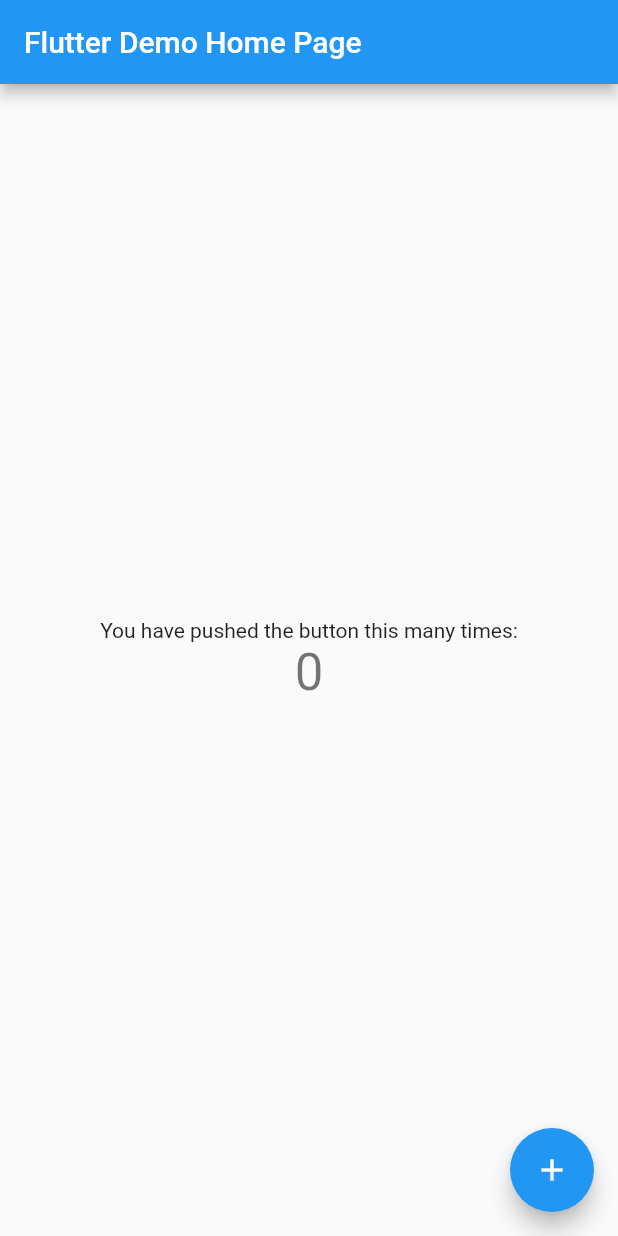
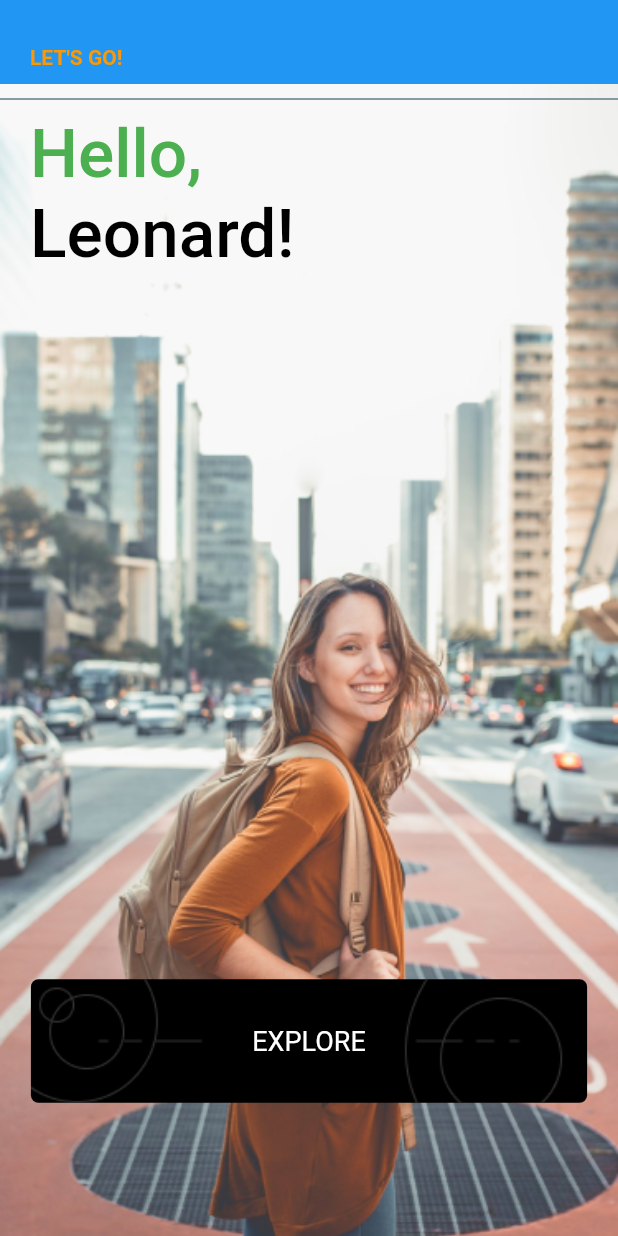
Before and after one commit to jbergloda1/frebietravelapp, a Flutter app: the screen it shows after launch, on a phone screen of 412 x 824 dp. Run offline on Flutter 3.47's test engine with Material 2 defaults, Android fonts, the phone set to English and light mode, and no system bars.

Commit message:
update code

```diff
--- /dev/null
+++ b/src/lib/Components/buttonBackground.dart
@@ -0,0 +1,36 @@
+import 'package:flutter/material.dart';
+
+class ButtonBg extends StatelessWidget {
+  const ButtonBg({Key? key}) : super(key: key);
+
+  @override
+  Widget build(BuildContext context) {
+    Size size = MediaQuery.of(context).size;
+    return GestureDetector(
+        child: Container(
+          width: size.width * 0.9,
+          height: size.height * 0.1,
+          decoration: BoxDecoration(
+            color: Colors.black,
+            borderRadius: BorderRadius.all(
+              Radius.circular(5),
+            ),
+            image: DecorationImage(
+                image: AssetImage("assets/images/buttonbg.png"),
+                fit: BoxFit.cover),
+          ),
+          child: Center(
+            child: Text(
+              'EXPLORE',
+              style: TextStyle(
+                fontSize: 18.0,
+                color: Colors.white,
+              ),
+            ),
+          ),
+        ),
+        onTap: () {
+          print("you clicked me");
+        });
+  }
+}
--- /dev/null
+++ b/src/lib/Screens/Components/background.dart
@@ -0,0 +1,31 @@
+import 'package:flutter/material.dart';
+import 'package:frebietravel/constants.dart';
+
+class Background extends StatelessWidget {
+  final Widget child;
+  const Background({
+    Key? key,
+    required this.child,
+  }) : super(key: key);
+
+  @override
+  Widget build(BuildContext context) {
+    Size size = MediaQuery.of(context).size;
+    return Container(
+      height: size.height,
+      width: double.infinity,
+      child: Stack(
+        alignment: Alignment.center,
+        children: <Widget>[
+          Positioned.fill(
+            child: Image.asset(
+              "assets/images/Explore.png",
+              fit: BoxFit.cover,
+            ),
+          ),
+          child,
+        ],
+      ),
+    );
+  }
+}
--- /dev/null
+++ b/src/lib/Screens/Components/body.dart
@@ -0,0 +1,103 @@
+import 'package:flutter/material.dart';
+import 'package:frebietravel/Components/buttonBackground.dart';
+import 'package:frebietravel/Screens/Components/background.dart';
+import 'package:frebietravel/constants.dart';
+
+class Body extends StatelessWidget {
+  const Body({Key? key}) : super(key: key);
+
+  @override
+  Widget build(BuildContext context) {
+    Size size = MediaQuery.of(context).size;
+    return Background(
+      child: Column(
+        children: <Widget>[
+          Container(
+            child: Column(
+              children: <Widget>[
+                Divider(
+                  height: 20,
+                  thickness: 1,
+                  color: Colors.blueGrey,
+                ),
+                Container(
+                  width: size.width,
+                  height: size.height * 0.3,
+                  padding: EdgeInsets.only(left: kPrimaryPadding),
+                  child: Column(
+                    crossAxisAlignment: CrossAxisAlignment.start,
+                    children: <Widget>[
+                      Text(
+                        'Hello,',
+                        style: TextStyle(
+                          fontSize: 45.0,
+                          fontWeight: FontWeight.w500,
+                          color: Colors.green,
+                        ),
+                      ),
+                      Text(
+                        'Leonard!',
+                        style: TextStyle(
+                          fontSize: 45.0,
+                          fontWeight: FontWeight.w500,
+                          color: Colors.black,
+                        ),
+                      ),
+                    ],
+                  ),
+                ),
+                SizedBox(
+                  height: size.height * 0.4,
+                ),
+                Stack(
+                  children: <Widget>[
+                    Container(
+                      child: ButtonBg(),
+                    ),
+                  ],
+                ),
+              ],
+            ),
+          )
+          // Row(
+          //   children: <Widget>[
+          //     Padding(
+          //       padding: EdgeInsets.only(
+          //         top: kPrimaryPadding + 30.0,
+          //         left: kPrimaryPadding + 10.0,
+          //       ),
+          //       child: Column(
+          //         crossAxisAlignment: CrossAxisAlignment.start,
+          //         children: <Widget>[
+          //           Text(
+          //             "LET'S GO!",
+          //             style: TextStyle(
+          //               fontWeight: FontWeight.w500,
+          //               color: kPrimaryColor,
+          //             ),
+          //           ),
+          //           Divider(
+          //             height: 20,
+          //             thickness: 1,
+          //             color: Colors.blueGrey,
+          //           ),
+          //           SizedBox(
+          //             height: size.height * 0.15,
+          //           ),
+          //           Text(
+          //             "Hello",
+          //             style: TextStyle(
+          //               fontWeight: FontWeight.w500,
+          //               color: kPrimaryColor,
+          //             ),
+          //           ),
+          //         ],
+          //       ),
+          //     ),
+          //   ],
+          // ),
+        ],
+      ),
+    );
+  }
+}
--- /dev/null
+++ b/src/lib/Screens/Welcome-screen.dart
@@ -0,0 +1,31 @@
+import 'package:flutter/material.dart';
+import 'package:frebietravel/Screens/Components/body.dart';
+import 'package:frebietravel/constants.dart';
+
+class WelcomeScreen extends StatelessWidget {
+  const WelcomeScreen({Key? key}) : super(key: key);
+
+  @override
+  Widget build(BuildContext context) {
+    return Scaffold(
+      appBar: AppBar(
+        elevation: 0,
+        leadingWidth: 200.0,
+        leading: Container(
+          padding: EdgeInsets.only(
+            left: kPrimaryPadding,
+            top: kPrimaryPadding + 10.0,
+          ),
+          child: Text(
+            "LET'S GO!",
+            style: TextStyle(
+              fontWeight: FontWeight.w700,
+              color: kPrimaryColor,
+            ),
+          ),
+        ),
+      ),
+      body: Body(),
+    );
+  }
+}
--- /dev/null
+++ b/src/lib/constants.dart
@@ -0,0 +1,5 @@
+import 'package:flutter/material.dart';
+
+const kPrimaryColor = Colors.orange;
+const appBackground = Colors.white;
+const kPrimaryPadding = 20.0;
--- a/src/lib/main.dart
+++ b/src/lib/main.dart
@@ -1,113 +1,22 @@
 import 'package:flutter/material.dart';
+import 'package:frebietravel/Screens/Welcome-screen.dart';
+import 'package:frebietravel/constants.dart';
 
 void main() {
   runApp(MyApp());
 }
 
 class MyApp extends StatelessWidget {
-  // This widget is the root of your application.
   @override
   Widget build(BuildContext context) {
     return MaterialApp(
+      debugShowCheckedModeBanner: false,
       title: 'Flutter Demo',
       theme: ThemeData(
-        // This is the theme of your application.
-        //
-        // Try running your application with "flutter run". You'll see the
-        // application has a blue toolbar. Then, without quitting the app, try
-        // changing the primarySwatch below to Colors.green and then invoke
-        // "hot reload" (press "r" in the console where you ran "flutter run",
-        // or simply save your changes to "hot reload" in a Flutter IDE).
-        // Notice that the counter didn't reset back to zero; the application
-        // is not restarted.
-        primarySwatch: Colors.blue,
+        primaryColor: Colors.white,
+        scaffoldBackgroundColor: kPrimaryColor,
       ),
-      home: MyHomePage(title: 'Flutter Demo Home Page'),
+      home: WelcomeScreen(),
     );
   }
 }
-
-class MyHomePage extends StatefulWidget {
-  MyHomePage({Key? key, required this.title}) : super(key: key);
-
-  // This widget is the home page of your application. It is stateful, meaning
-  // that it has a State object (defined below) that contains fields that affect
-  // how it looks.
-
-  // This class is the configuration for the state. It holds the values (in this
-  // case the title) provided by the parent (in this case the App widget) and
-  // used by the build method of the State. Fields in a Widget subclass are
-  // always marked "final".
-
-  final String title;
-
-  @override
-  _MyHomePageState createState() => _MyHomePageState();
-}
-
-class _MyHomePageState extends State<MyHomePage> {
-  int _counter = 0;
-
-  void _incrementCounter() {
-    setState(() {
-      // This call to setState tells the Flutter framework that something has
-      // changed in this State, which causes it to rerun the build method below
-      // so that the display can reflect the updated values. If we changed
-      // _counter without calling setState(), then the build method would not be
-      // called again, and so nothing would appear to happen.
-      _counter++;
-    });
-  }
-
-  @override
-  Widget build(BuildContext context) {
-    // This method is rerun every time setState is called, for instance as done
-    // by the _incrementCounter method above.
-    //
-    // The Flutter framework has been optimized to make rerunning build methods
-    // fast, so that you can just rebuild anything that needs updating rather
-    // than having to individually change instances of widgets.
-    return Scaffold(
-      appBar: AppBar(
-        // Here we take the value from the MyHomePage object that was created by
-        // the App.build method, and use it to set our appbar title.
-        title: Text(widget.title),
-      ),
-      body: Center(
-        // Center is a layout widget. It takes a single child and positions it
-        // in the middle of the parent.
-        child: Column(
-          // Column is also a layout widget. It takes a list of children and
-          // arranges them vertically. By default, it sizes itself to fit its
-          // children horizontally, and tries to be as tall as its parent.
-          //
-          // Invoke "debug painting" (press "p" in the console, choose the
-          // "Toggle Debug Paint" action from the Flutter Inspector in Android
-          // Studio, or the "Toggle Debug Paint" command in Visual Studio Code)
-          // to see the wireframe for each widget.
-          //
-          // Column has various properties to control how it sizes itself and
-          // how it positions its children. Here we use mainAxisAlignment to
-          // center the children vertically; the main axis here is the vertical
-          // axis because Columns are vertical (the cross axis would be
-          // horizontal).
-          mainAxisAlignment: MainAxisAlignment.center,
-          children: <Widget>[
-            Text(
-              'You have pushed the button this many times:',
-            ),
-            Text(
-              '$_counter',
-              style: Theme.of(context).textTheme.headline4,
-            ),
-          ],
-        ),
-      ),
-      floatingActionButton: FloatingActionButton(
-        onPressed: _incrementCounter,
-        tooltip: 'Increment',
-        child: Icon(Icons.add),
-      ), // This trailing comma makes auto-formatting nicer for build methods.
-    );
-  }
-}
```
Also changed, not shown: src/pubspec.yaml (+9 -3 lines), src/assets/images/1.png (added), src/assets/images/2.png (added), src/assets/images/3.png (added), src/assets/images/4.png (added), src/assets/images/Explore.png (added), src/assets/images/Explorethecity1.png (added), src/assets/images/Explorethecity2.png (added), src/assets/images/buttonbg.png (added), src/design/1.png (added), src/design/2.png (added), src/design/3.png (added), src/design/4.png (added), src/design/5.png (added).
